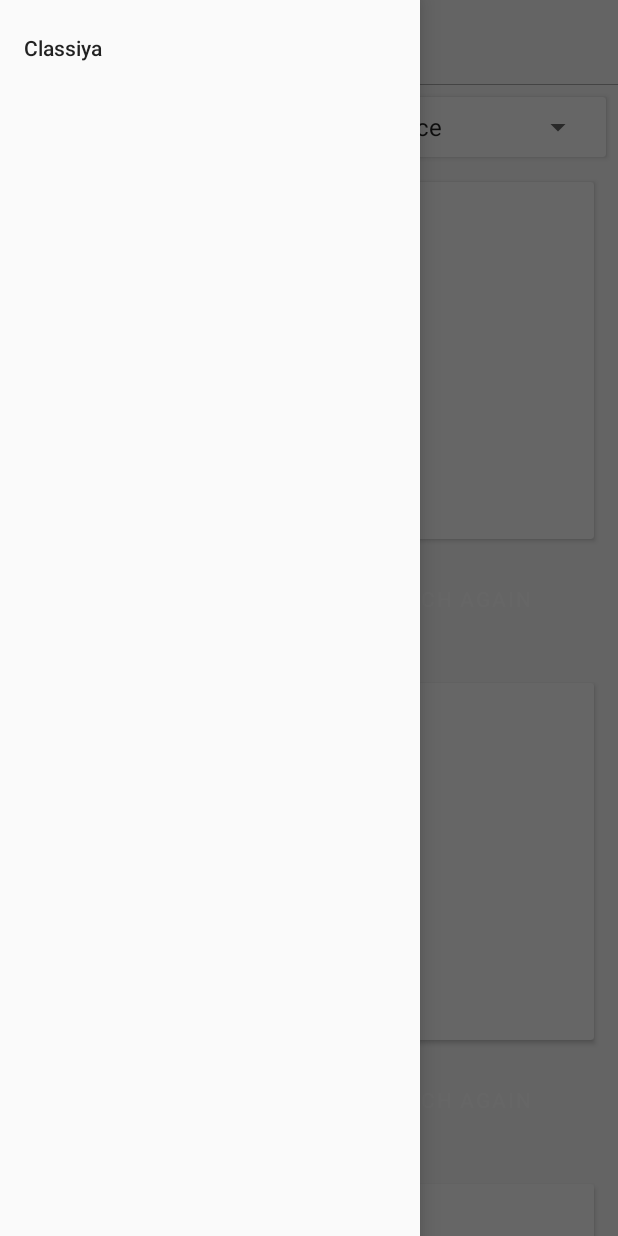
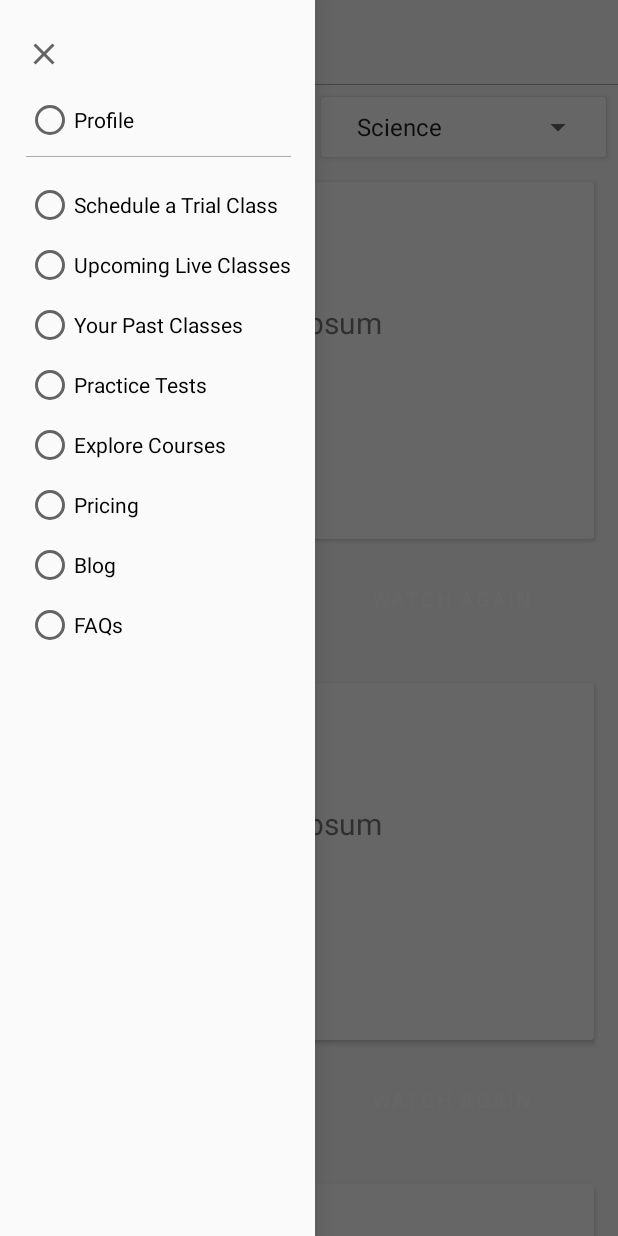
Before and after one commit to 14likhit/Classiya, an Android app: the screen it shows after launch (HomeActivity), with the side drawer open, on a phone screen of 412 x 824 dp. Run offline under Robolectric (Android 15) with nearby library versions, the phone set to English and light mode, and no system bars; our stand-ins replace data binding.

Commit message:
Added navigation drawer items.

```diff
--- /dev/null
+++ b/app/src/main/res/drawable/ic_cancel.xml
@@ -0,0 +1,10 @@
+<vector xmlns:android="http://schemas.android.com/apk/res/android"
+    android:width="24dp"
+    android:height="24dp"
+    android:viewportWidth="24"
+    android:viewportHeight="24"
+    android:tint="?attr/colorControlNormal">
+  <path
+      android:fillColor="@android:color/white"
+      android:pathData="M19,6.41L17.59,5 12,10.59 6.41,5 5,6.41 10.59,12 5,17.59 6.41,19 12,13.41 17.59,19 19,17.59 13.41,12z"/>
+</vector>
--- a/app/src/main/res/layout/activity_home.xml
+++ b/app/src/main/res/layout/activity_home.xml
@@ -39,7 +39,7 @@
 
         <com.google.android.material.navigation.NavigationView
             android:id="@+id/home_navigation_view"
-            android:layout_width="wrap_content"
+            android:layout_width="210dp"
             android:layout_height="match_parent"
             android:layout_gravity="start"
             app:menu="@menu/drawer_view" />
--- /dev/null
+++ b/app/src/main/res/layout/layout_radio_buttons_navigation_drawer.xml
@@ -0,0 +1,103 @@
+<?xml version="1.0" encoding="utf-8"?>
+<layout xmlns:android="http://schemas.android.com/apk/res/android">
+
+    <data>
+
+    </data>
+
+    <RadioGroup
+        android:id="@+id/container_radio_group"
+        android:layout_width="wrap_content"
+        android:layout_height="wrap_content">
+
+        <androidx.appcompat.widget.AppCompatImageView
+            android:id="@+id/cancel_button"
+            android:layout_width="wrap_content"
+            android:layout_height="wrap_content"
+            android:layout_marginTop="@dimen/dimen_16_dp"
+            android:clickable="true"
+            android:focusable="true"
+            android:src="@drawable/ic_cancel" />
+
+        <RadioButton
+            android:id="@+id/option_zero_radio"
+            android:layout_width="wrap_content"
+            android:layout_height="wrap_content"
+            android:layout_marginTop="@dimen/dimen_16_dp"
+            android:layout_weight="1"
+            android:text="@string/option_profile" />
+
+        <View
+            android:layout_width="match_parent"
+            android:layout_height="0.5dp"
+            android:layout_marginTop="@dimen/dimen_8_dp"
+            android:layout_marginBottom="@dimen/dimen_8_dp"
+            android:background="@android:color/darker_gray" />
+
+
+        <RadioButton
+            android:id="@+id/option_one_radio"
+            android:layout_width="wrap_content"
+            android:layout_height="wrap_content"
+            android:layout_marginTop="@dimen/dimen_8_dp"
+            android:layout_weight="1"
+            android:text="@string/option_schedule_a_trial_class" />
+
+        <RadioButton
+            android:id="@+id/option_two_radio"
+            android:layout_width="wrap_content"
+            android:layout_height="wrap_content"
+            android:layout_marginTop="@dimen/dimen_8_dp"
+            android:layout_weight="1"
+            android:text="@string/option_upcoming_live_classes" />
+
+        <RadioButton
+            android:id="@+id/option_three_radio"
+            android:layout_width="wrap_content"
+            android:layout_height="wrap_content"
+            android:layout_marginTop="@dimen/dimen_8_dp"
+            android:layout_weight="1"
+            android:text="@string/option_your_past_classes" />
+
+        <RadioButton
+            android:id="@+id/option_four_radio"
+            android:layout_width="wrap_content"
+            android:layout_height="wrap_content"
+            android:layout_marginTop="@dimen/dimen_8_dp"
+            android:layout_weight="1"
+            android:text="@string/option_practice_tests" />
+
+        <RadioButton
+            android:id="@+id/option_five_radio"
+            android:layout_width="wrap_content"
+            android:layout_height="wrap_content"
+            android:layout_marginTop="@dimen/dimen_8_dp"
+            android:layout_weight="1"
+            android:text="@string/option_explore_courses" />
+
+        <RadioButton
+            android:id="@+id/option_six_radio"
+            android:layout_width="wrap_content"
+            android:layout_height="wrap_content"
+            android:layout_marginTop="@dimen/dimen_8_dp"
+            android:layout_weight="1"
+            android:text="@string/option_pricing" />
+
+        <RadioButton
+            android:id="@+id/option_seven_radio"
+            android:layout_width="wrap_content"
+            android:layout_height="wrap_content"
+            android:layout_marginTop="@dimen/dimen_8_dp"
+            android:layout_weight="1"
+            android:text="@string/option_blog" />
+
+        <RadioButton
+            android:id="@+id/option_eight_radio"
+            android:layout_width="wrap_content"
+            android:layout_height="wrap_content"
+            android:layout_marginTop="@dimen/dimen_8_dp"
+            android:layout_weight="1"
+            android:text="@string/option_faqs" />
+
+    </RadioGroup>
+</layout>
--- a/app/src/main/res/layout/nav_header.xml
+++ b/app/src/main/res/layout/nav_header.xml
@@ -8,7 +8,6 @@
     <LinearLayout
         android:layout_width="match_parent"
         android:layout_height="192dp"
-        android:background="?attr/colorPrimaryDark"
         android:gravity="bottom"
         android:orientation="vertical"
         android:padding="@dimen/dimen_16_dp"
--- a/app/src/main/res/menu/drawer_view.xml
+++ b/app/src/main/res/menu/drawer_view.xml
@@ -1,8 +1,12 @@
 <?xml version="1.0" encoding="utf-8"?>
-<menu xmlns:android="http://schemas.android.com/apk/res/android">
+<menu xmlns:android="http://schemas.android.com/apk/res/android"
+    xmlns:app="http://schemas.android.com/apk/res-auto">
+
 
     <item
-        android:id="@+id/menu_one"
-        android:title="@string/app_name" />
+        android:id="@+id/menu_radios"
+        android:title=""
+        app:actionLayout="@layout/layout_radio_buttons_navigation_drawer" />
+
 
 </menu>
--- a/app/src/main/res/values/strings.xml
+++ b/app/src/main/res/values/strings.xml
@@ -11,4 +11,13 @@
     <string name="class_taken_by_name_sample">Manisha Bharadwaj</string>
     <string name="class_watch_again">Watch Again</string>
     <string name="class_notes">Class Notes</string>
+    <string name="option_schedule_a_trial_class">Schedule a Trial Class</string>
+    <string name="option_upcoming_live_classes">Upcoming Live Classes</string>
+    <string name="option_your_past_classes">Your Past Classes</string>
+    <string name="option_practice_tests">Practice Tests</string>
+    <string name="option_explore_courses">Explore Courses</string>
+    <string name="option_pricing">Pricing</string>
+    <string name="option_blog">Blog</string>
+    <string name="option_faqs">FAQs</string>
+    <string name="option_profile">Profile</string>
 </resources>
```
